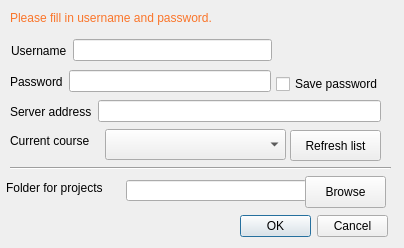
Old version of the form settings.ui in the repository TestMyQt/Qt-CreatorTMC.
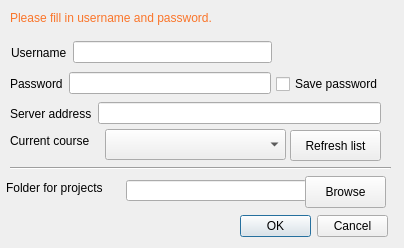
New version of the form.

Commit message: Show login widget, populate with info if available

```diff
--- a/settings.ui
+++ b/settings.ui
@@ -156,7 +156,7 @@
      <x>11</x>
      <y>39</y>
      <width>261</width>
-     <height>23</height>
+     <height>27</height>
     </rect>
    </property>
    <layout class="QHBoxLayout" name="horizontalLayout">
@@ -178,7 +178,7 @@
      <x>10</x>
      <y>70</y>
      <width>261</width>
-     <height>23</height>
+     <height>27</height>
     </rect>
    </property>
    <layout class="QHBoxLayout" name="horizontalLayout_2">
@@ -204,7 +204,7 @@
      <x>10</x>
      <y>100</y>
      <width>371</width>
-     <height>23</height>
+     <height>27</height>
     </rect>
    </property>
    <layout class="QHBoxLayout" name="horizontalLayout_3">
```
Left out of the diff: 4 changed lines with no effect on the pictures. The commit also changes 3 other files.
